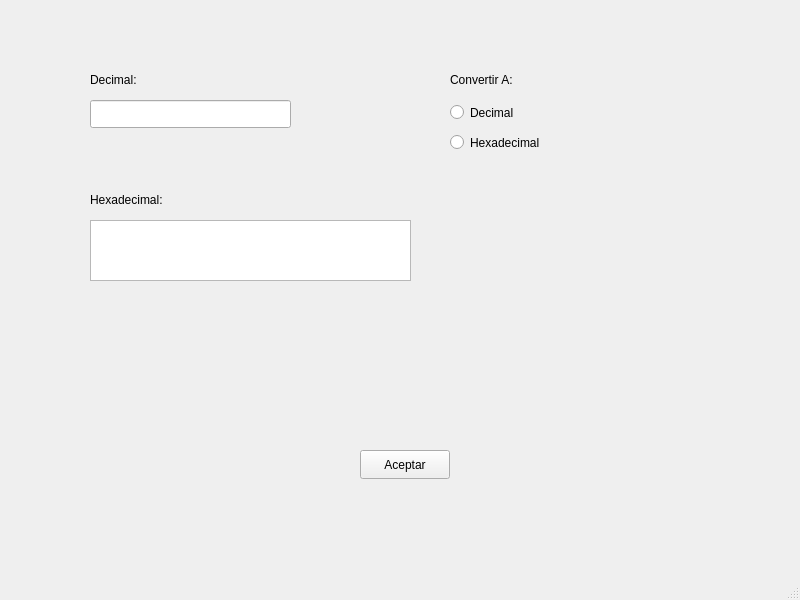
Qt form mainwindow.ui (Jomelgar/Convertidor-Qt) before a commit.
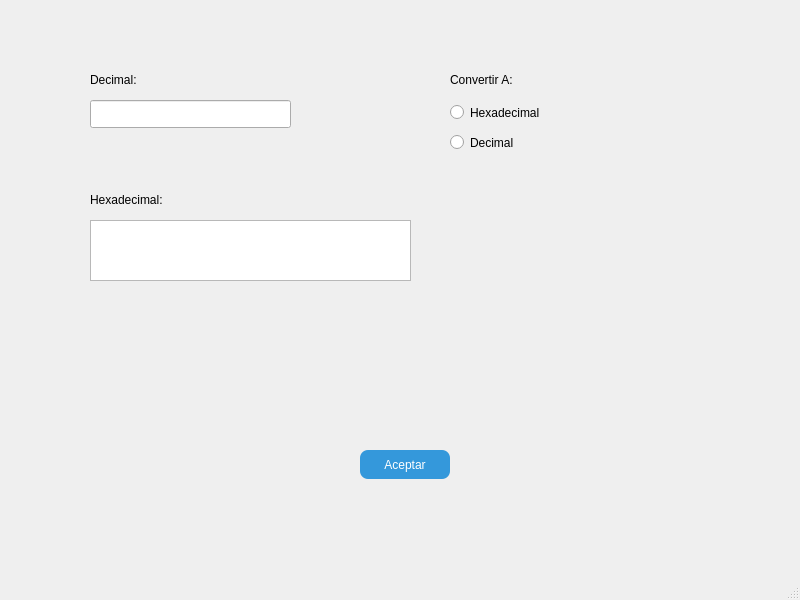
The same form after that commit.

```diff
--- a/mainwindow.ui
+++ b/mainwindow.ui
@@ -13,6 +13,17 @@
   <property name="windowTitle">
    <string>MainWindow</string>
   </property>
+  <property name="styleSheet">
+   <string notr="true">QPushButton {
+    background-color: #3498db;
+    color: white;
+    border-radius: 8px;
+    padding: 5px;
+}
+QPushButton:hover {
+    background-color: #2980b9;
+}</string>
+  </property>
   <widget class="QWidget" name="centralwidget">
    <widget class="QLabel" name="lb_plain">
     <property name="geometry">
@@ -58,12 +69,12 @@
      <rect>
       <x>450</x>
       <y>100</y>
-      <width>111</width>
+      <width>121</width>
       <height>25</height>
      </rect>
     </property>
     <property name="text">
-     <string>Decimal</string>
+     <string>Hexadecimal</string>
     </property>
    </widget>
    <widget class="QRadioButton" name="rb_hex">
@@ -76,7 +87,7 @@
      </rect>
     </property>
     <property name="text">
-     <string>Hexadecimal</string>
+     <string>Decimal</string>
     </property>
    </widget>
    <widget class="QLabel" name="label_3">
```
